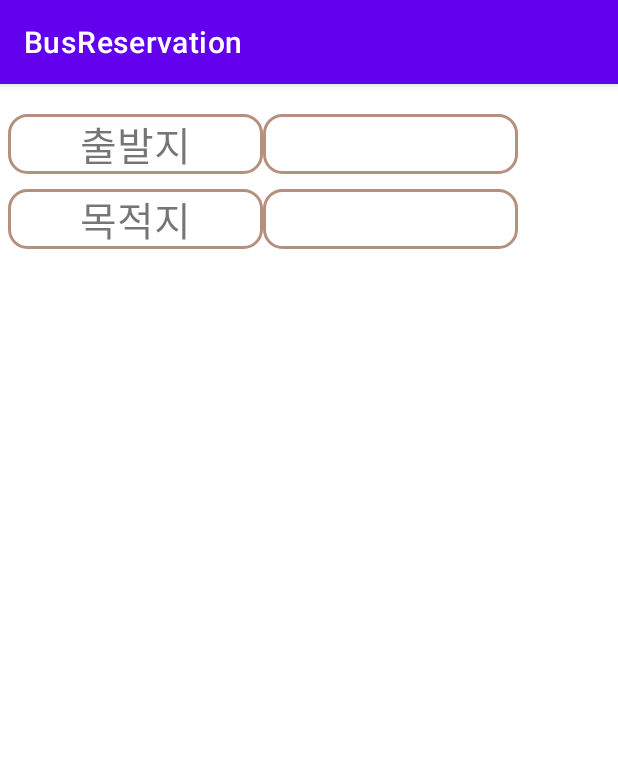
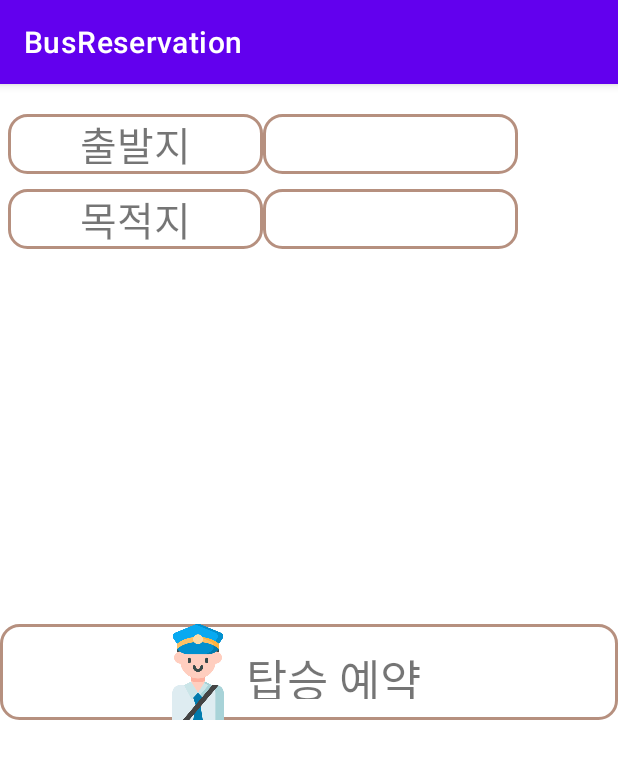
Before and after one commit to yooman22/BusReservation, an Android app: the BusReservation screen opened directly, with no data from a screen before it, on a phone screen of 412 x 824 dp. Shown: the top 759 px of the screen. Run offline under Robolectric (Android 15) with nearby library versions, the light colour scheme and no system bars.

Commit message:
유재만 : 버스 예약 작업

```diff
--- a/app/src/main/res/layout/activity_bus_reservation.xml
+++ b/app/src/main/res/layout/activity_bus_reservation.xml
@@ -75,11 +75,37 @@
                 android:autoSizeTextType="uniform"
                 android:textFontWeight="@android:integer/config_longAnimTime"
                 />
+        </LinearLayout>
+
+        <ListView
+            android:id="@+id/bus_list"
+            android:layout_width="match_parent"
+            android:layout_height="200dp">
+        </ListView>
+
+        <RelativeLayout
+            android:id="@+id/reservation"
+            android:layout_marginTop="50dp"
+            android:background="@drawable/edge"
+            android:layout_width="match_parent"
+            android:layout_height="64dp">
+            <ImageView
+                android:layout_marginStart="100dp"
+                android:id="@+id/booking"
+                android:layout_width="64dp"
+                android:layout_height="64dp"
+                android:src="@drawable/driver" />
+
+            <TextView
+                android:layout_width="wrap_content"
+                android:layout_height="36dp"
+                android:layout_centerVertical="true"
+                android:layout_toRightOf="@+id/booking"
+                android:maxLines="1"
+                android:text="탑승 예약"
+                android:textAlignment="center"
+                android:textSize="30dp"></TextView>
+        </RelativeLayout>
 
     </LinearLayout>
-
-    </LinearLayout>
-
-
-
 </androidx.constraintlayout.widget.ConstraintLayout>
```
Also changed, not shown: app/src/main/java/com/example/busreservation/BusReservation.kt (+39 -0 lines). Lines whose indentation alone changed are shown as unchanged.
